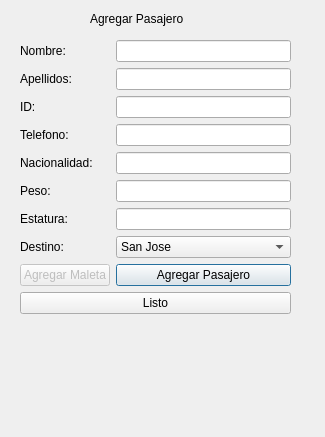
AndyMadgar/Progra1-Datos, file vagregapasajero.ui: the form before one commit.
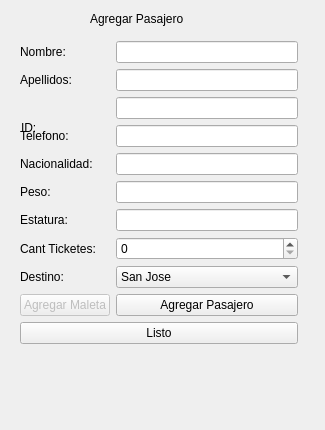
The form after the commit.

The edit to the form file:
```diff
--- a/vagregapasajero.ui
+++ b/vagregapasajero.ui
@@ -7,7 +7,7 @@
     <x>0</x>
     <y>0</y>
     <width>325</width>
-    <height>437</height>
+    <height>430</height>
    </rect>
   </property>
   <property name="windowTitle">
@@ -26,13 +26,26 @@
     <string>Agregar Pasajero</string>
    </property>
   </widget>
+  <widget class="QLabel" name="label_4">
+   <property name="geometry">
+    <rect>
+     <x>21</x>
+     <y>119</y>
+     <width>19</width>
+     <height>17</height>
+    </rect>
+   </property>
+   <property name="text">
+    <string>ID:</string>
+   </property>
+  </widget>
   <widget class="QWidget" name="">
    <property name="geometry">
     <rect>
      <x>20</x>
-     <y>40</y>
-     <width>271</width>
-     <height>380</height>
+     <y>41</y>
+     <width>278</width>
+     <height>371</height>
     </rect>
    </property>
    <layout class="QFormLayout" name="formLayout">
@@ -46,67 +59,77 @@
     <item row="0" column="1">
      <widget class="QLineEdit" name="txfNombre"/>
     </item>
-    <item row="2" column="0">
+    <item row="1" column="0">
      <widget class="QLabel" name="label_3">
       <property name="text">
        <string>Apellidos:</string>
       </property>
      </widget>
     </item>
-    <item row="2" column="1">
+    <item row="1" column="1">
      <widget class="QLineEdit" name="txfApellidos"/>
     </item>
-    <item row="4" column="1">
+    <item row="2" column="1">
      <widget class="QLineEdit" name="txfID"/>
     </item>
-    <item row="6" column="0">
+    <item row="3" column="0">
      <widget class="QLabel" name="label_5">
       <property name="text">
        <string>Telefono:</string>
       </property>
      </widget>
     </item>
-    <item row="6" column="1">
+    <item row="3" column="1">
      <widget class="QLineEdit" name="txfTelefono"/>
     </item>
-    <item row="8" column="0">
+    <item row="4" column="0">
      <widget class="QLabel" name="label_6">
       <property name="text">
        <string>Nacionalidad:</string>
       </property>
      </widget>
     </item>
-    <item row="8" column="1">
+    <item row="4" column="1">
      <widget class="QLineEdit" name="txfNacio"/>
     </item>
-    <item row="10" column="0">
+    <item row="5" column="0">
      <widget class="QLabel" name="label_7">
       <property name="text">
        <string>Peso:</string>
       </property>
      </widget>
     </item>
-    <item row="10" column="1">
+    <item row="5" column="1">
      <widget class="QLineEdit" name="txfPeso"/>
     </item>
-    <item row="12" column="0">
+    <item row="6" column="0">
      <widget class="QLabel" name="label_8">
       <property name="text">
        <string>Estatura:</string>
       </property>
      </widget>
     </item>
-    <item row="12" column="1">
+    <item row="6" column="1">
      <widget class="QLineEdit" name="txfEstatura"/>
     </item>
-    <item row="14" column="0">
+    <item row="7" column="0">
+     <widget class="QLabel" name="label_10">
+      <property name="text">
+       <string>Cant Ticketes:</string>
+      </property>
+     </widget>
+    </item>
+    <item row="7" column="1">
+     <widget class="QSpinBox" name="spinnerCantTickets"/>
+    </item>
+    <item row="8" column="0">
      <widget class="QLabel" name="label_9">
       <property name="text">
        <string>Destino:</string>
       </property>
      </widget>
     </item>
-    <item row="14" column="1">
+    <item row="8" column="1">
      <widget class="QComboBox" name="cbxDestino">
       <item>
        <property name="text">
@@ -145,21 +168,7 @@
       </item>
      </widget>
     </item>
-    <item row="4" column="0">
-     <widget class="QLabel" name="label_4">
-      <property name="text">
-       <string>ID:</string>
-      </property>
-     </widget>
-    </item>
-    <item row="16" column="1">
-     <widget class="QPushButton" name="btnAgregar">
-      <property name="text">
-       <string>Agregar Pasajero</string>
-      </property>
-     </widget>
-    </item>
-    <item row="16" column="0">
+    <item row="9" column="0">
      <widget class="QPushButton" name="btnAgregarMaleta">
       <property name="enabled">
        <bool>false</bool>
@@ -169,7 +178,14 @@
       </property>
      </widget>
     </item>
-    <item row="17" column="0" colspan="2">
+    <item row="9" column="1">
+     <widget class="QPushButton" name="btnAgregar">
+      <property name="text">
+       <string>Agregar Pasajero</string>
+      </property>
+     </widget>
+    </item>
+    <item row="10" column="0" colspan="2">
      <widget class="QPushButton" name="btnVolver">
       <property name="text">
        <string>Listo</string>
```
Left out of the diff: 3 changed lines with no effect on the pictures.
